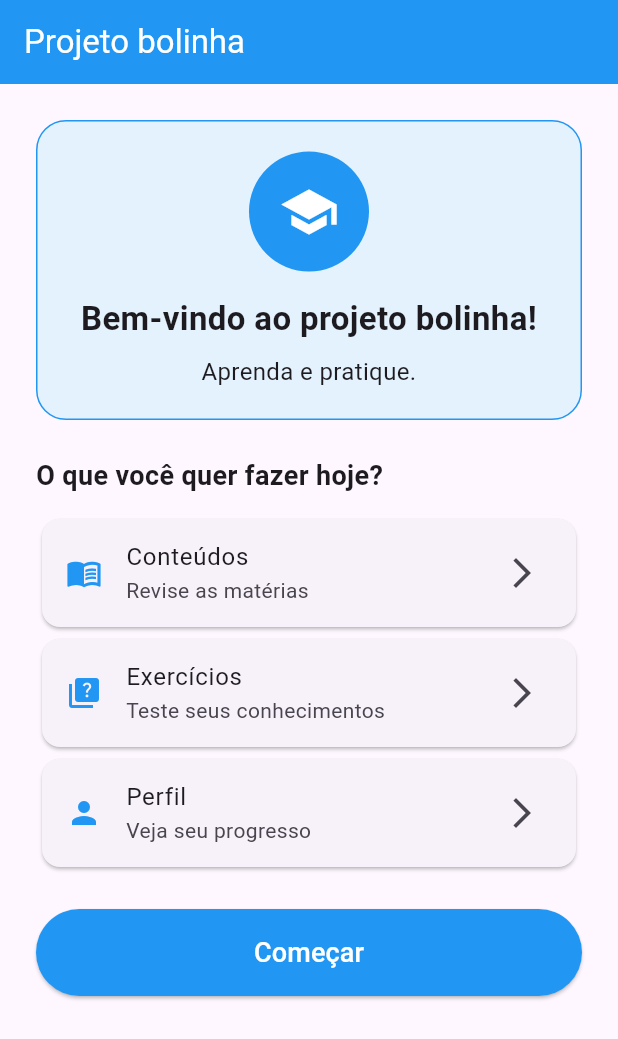
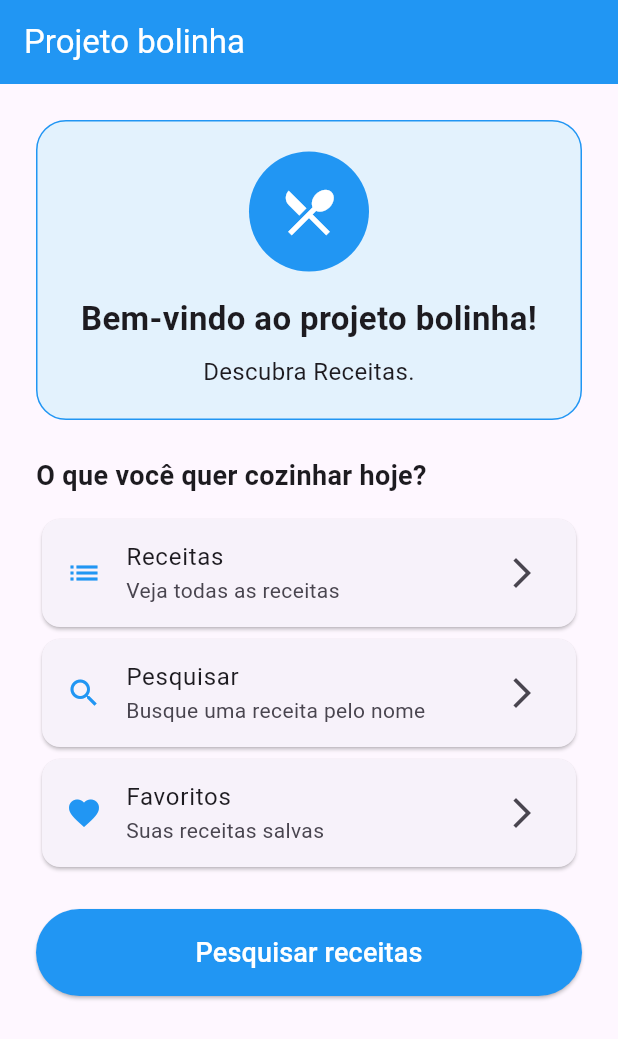
Before and after one commit to danielyassuo/projeto-flutter, a Flutter app: the screen it shows after launch, on a phone screen of 412 x 824 dp. Shown: the top 1039 px of the screen. Run offline on Flutter 3.47's test engine with Material 3 defaults, Android fonts, the phone set to English and light mode, and no system bars.

Commit message:
Segunda parte entregue, pesquisa de receitas

```diff
--- a/lib/PaginaInicial.dart
+++ b/lib/PaginaInicial.dart
@@ -1,4 +1,5 @@
 import 'package:flutter/material.dart';
+import 'package:untitled/PesquisaReceita.dart';
 
 class PaginaInicial extends StatelessWidget {
   const PaginaInicial({super.key});
@@ -28,7 +29,7 @@ class PaginaInicial extends StatelessWidget {
                   CircleAvatar(
                     radius: 40,
                     backgroundColor: Colors.blue,
-                    child: Icon(Icons.school, size: 40, color: Colors.white),
+                    child: Icon(Icons.restaurant_menu, size: 40, color: Colors.white),
                   ),
                   SizedBox(height: 16),
                   Text(
@@ -38,7 +39,7 @@ class PaginaInicial extends StatelessWidget {
                   ),
                   SizedBox(height: 8),
                   Text(
-                    'Aprenda e pratique.',
+                    'Descubra Receitas.',
                     textAlign: TextAlign.center,
                     style: TextStyle(fontSize: 16),
                   ),
@@ -47,43 +48,47 @@ class PaginaInicial extends StatelessWidget {
             ),
             SizedBox(height: 24),
             Text(
-              'O que você quer fazer hoje?',
+              'O que você quer cozinhar hoje?',
               style: TextStyle(fontSize: 18, fontWeight: FontWeight.bold),
             ),
             SizedBox(height: 12),
             Card(
               child: ListTile(
-                leading: Icon(Icons.menu_book, color: Colors.blue),
-                title: Text('Conteúdos'),
-                subtitle: Text('Revise as matérias'),
+                leading: Icon(Icons.list, color: Colors.blue),
+                title: Text('Receitas'),
+                subtitle: Text('Veja todas as receitas'),
                 trailing: Icon(Icons.arrow_forward_ios),
               ),
             ),
             Card(
               child: ListTile(
-                leading: Icon(Icons.quiz, color: Colors.blue),
-                title: Text('Exercícios'),
-                subtitle: Text('Teste seus conhecimentos'),
+                leading: Icon(Icons.search, color: Colors.blue),
+                title: Text('Pesquisar'),
+                subtitle: Text('Busque uma receita pelo nome'),
                 trailing: Icon(Icons.arrow_forward_ios),
               ),
             ),
             Card(
               child: ListTile(
-                leading: Icon(Icons.person, color: Colors.blue),
-                title: Text('Perfil'),
-                subtitle: Text('Veja seu progresso'),
+                leading: Icon(Icons.favorite, color: Colors.blue),
+                title: Text('Favoritos'),
+                subtitle: Text('Suas receitas salvas'),
                 trailing: Icon(Icons.arrow_forward_ios),
               ),
             ),
             SizedBox(height: 24),
             ElevatedButton(
-              onPressed: () {},
+              onPressed: () {
+                Navigator.push(
+                  context, MaterialPageRoute(builder: (context) => const Pesquisareceita()),
+                );
+              },
               style: ElevatedButton.styleFrom(
                 backgroundColor: Colors.blue,
                 foregroundColor: Colors.white,
                 padding: const EdgeInsets.symmetric(vertical: 16),
               ),
-              child: Text('Começar', style: TextStyle(fontSize: 18)),
+              child: Text('Pesquisar receitas', style: TextStyle(fontSize: 18)),
             ),
           ],
         ),
```
Also changed, not shown: lib/PesquisaReceita.dart (added, +50 -0 lines).
